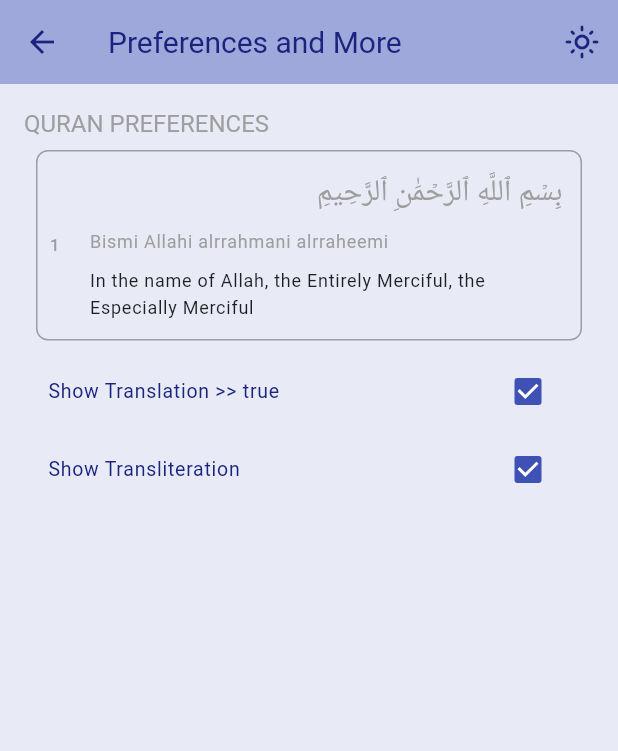
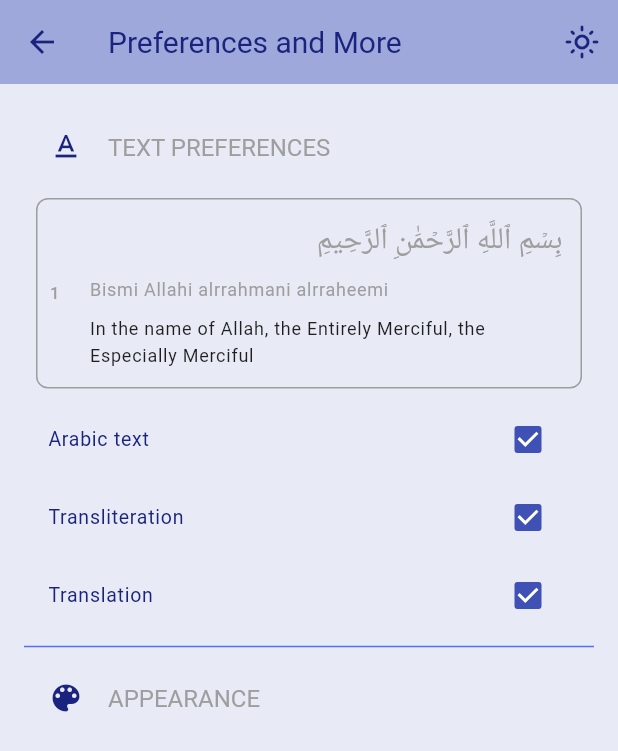
Before and after one commit to tallestlegacy/din_flutter, a Flutter app: the SettingsScreen screen opened directly, on a phone screen of 412 x 824 dp. Shown: the top 751 px of the screen. Run offline on Flutter 3.47's test engine with Material 2 defaults, Android fonts, the phone set to English and light mode, and no system bars; our stand-ins replace get, get_storage; accounts and stored records are empty.

```diff
--- a/lib/components/verse.dart
+++ b/lib/components/verse.dart
@@ -1,4 +1,6 @@
+import 'package:din/util/store.dart';
 import 'package:flutter/material.dart';
+import 'package:get/get.dart';
 
 class Verse extends StatelessWidget {
   final verse;
@@ -7,6 +9,8 @@ class Verse extends StatelessWidget {
 
   @override
   Widget build(BuildContext context) {
+    final SettingsStoreController settingsStoreController =
+        Get.put(SettingsStoreController());
     return ListTile(
       leading: Text(
         verse['id'].toString(),
@@ -14,25 +18,36 @@ class Verse extends StatelessWidget {
       ),
       contentPadding: const EdgeInsets.all(0),
       minVerticalPadding: 0,
-      title: Column(
+      title: Obx(
+        () => Column(
             crossAxisAlignment: CrossAxisAlignment.stretch,
             children: <Widget>[
-            PaddedText(
+              Visibility(
+                visible: settingsStoreController.showArabicText.value,
+                child: PaddedText(
                   text: verse['text'],
                   textAlign: TextAlign.right,
                   fontSize: 20,
                   fontWeight: FontWeight.w400,
                   color: Theme.of(context).primaryTextTheme.bodyText2?.color,
                 ),
-            PaddedText(
+              ),
+              Visibility(
+                visible: settingsStoreController.showTransliteration.value,
+                child: PaddedText(
                   text: verse['transliteration'],
                   color: Theme.of(context).primaryTextTheme.bodyText2?.color,
                 ),
-            PaddedText(
+              ),
+              Visibility(
+                visible: settingsStoreController.showTranslation.value,
+                child: PaddedText(
                   text: verse['translation'],
                   color: Theme.of(context).primaryTextTheme.bodyText1?.color,
+                ),
               )
             ]),
+      ),
     );
   }
 }
--- a/lib/screens/settings.dart
+++ b/lib/screens/settings.dart
@@ -29,9 +29,12 @@ class _SettingsScreenState extends State<SettingsScreen> {
               child: Column(
                 crossAxisAlignment: CrossAxisAlignment.start,
                 children: [
-                  Text(
-                    "Quran Preferences".toUpperCase(),
-                    style: Theme.of(context).textTheme.headline6,
+                  ListTile(
+                    leading: const Icon(Icons.text_format_outlined),
+                    title: Text(
+                      "Text Preferences".toUpperCase(),
+                      style: Theme.of(context).textTheme.headline6,
+                    ),
                   ),
                   Container(
                     padding: const EdgeInsets.all(8),
@@ -51,20 +54,30 @@ class _SettingsScreenState extends State<SettingsScreen> {
                     ),
                   ),
                   Obx(() => CheckboxListTile(
-                      title: Text(
-                          "Show Translation >> ${settingsStoreController.showTranslation}"),
+                      title: const Text("Arabic text"),
+                      value: settingsStoreController.showArabicText.value,
+                      onChanged: (value) {
+                        settingsStoreController.setShowArabicText(value!);
+                      })),
+                  Obx(() => CheckboxListTile(
+                      title: const Text("Transliteration"),
+                      value: settingsStoreController.showTransliteration.value,
+                      onChanged: (value) {
+                        settingsStoreController.setTransliteration(value!);
+                      })),
+                  Obx(() => CheckboxListTile(
+                      title: const Text("Translation"),
                       value: settingsStoreController.showTranslation.value,
                       onChanged: (value) {
                         settingsStoreController.setTranslation(value!);
                       })),
-                  Obx(
-                    () => CheckboxListTile(
-                        title: const Text("Show Transliteration"),
-                        value:
-                            settingsStoreController.showTransliteration.value,
-                        onChanged: (value) {
-                          settingsStoreController.setTransliteration(value!);
-                        }),
+                  const Divider(),
+                  ListTile(
+                    leading: const Icon(Icons.color_lens_sharp),
+                    title: Text(
+                      "Appearance".toUpperCase(),
+                      style: Theme.of(context).textTheme.headline6,
+                    ),
                   )
                 ],
               ),
--- a/lib/util/theme.dart
+++ b/lib/util/theme.dart
@@ -47,6 +47,7 @@ class Styles {
         unselectedItemColor: colorScheme.onSecondary,
         showSelectedLabels: true,
         showUnselectedLabels: false,
+        enableFeedback: true,
       ),
       tabBarTheme: TabBarTheme(
         labelColor: colorScheme.onSecondary,
--- a/lib/widgets/scroll_to_hide.dart
+++ b/lib/widgets/scroll_to_hide.dart
@@ -48,7 +48,7 @@ class _ScrollToHideState extends State<ScrollToHide> {
   @override
   Widget build(BuildContext context) => AnimatedContainer(
         duration: widget.duration,
-        height: isVisible ? 80 : 0,
+        height: isVisible ? 64 : 0,
         child: Wrap(
           children: [widget.child],
         ),
```
Also changed, not shown: lib/components/hisnul.dart (+23 -5 lines), lib/components/text_toggles.dart (added, +46 -0 lines), lib/screens/app.dart (+10 -1 lines), lib/screens/quran.dart (+18 -11 lines), lib/util/store.dart (+32 -2 lines), 1 other file. Lines whose indentation alone changed are shown as unchanged.
